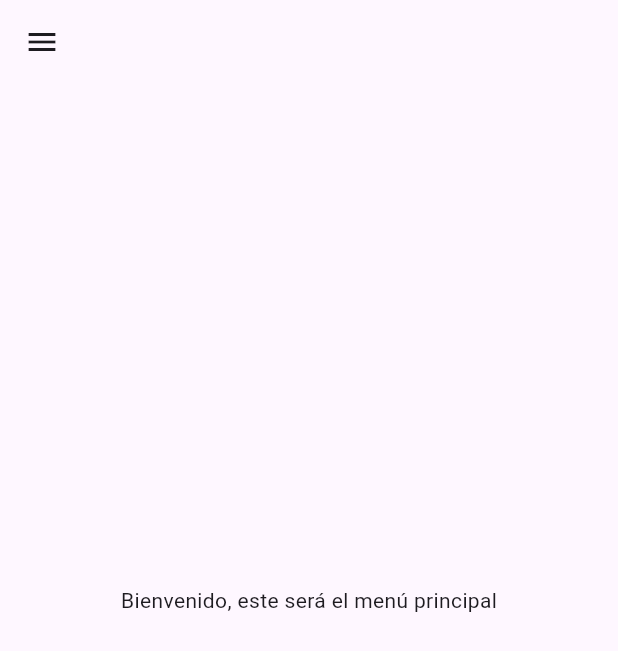
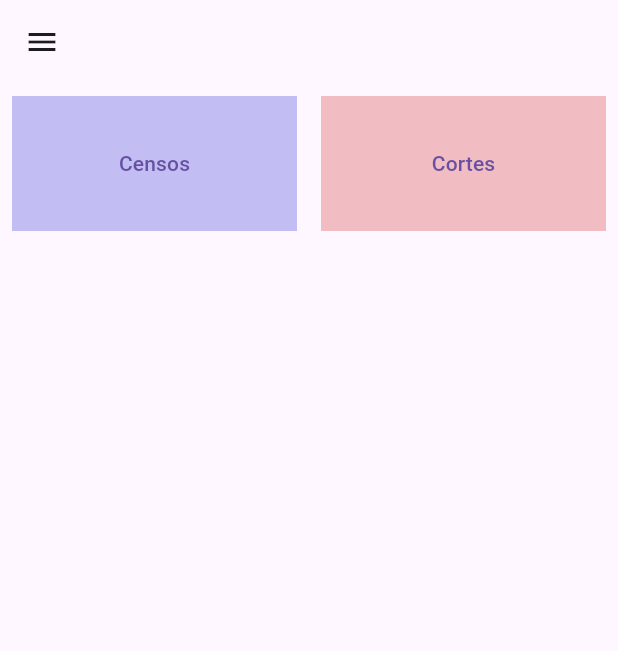
Before and after one commit to angel-carranza/InterapasGenApp, a Flutter app: the Menu_Screen screen opened by its route, on a phone screen of 412 x 824 dp. Shown: the top 651 px of the screen. Run offline on Flutter 3.47's test engine with Material 3 defaults, Android fonts, the phone set to English and light mode, and no system bars; our stand-ins replace package_info_plus, shared_preferences, sqflite; missing offline and left inert: encrypt; accounts and stored records are empty; network calls fail.

Commit message:
Menu principal de acceso a los módulos.

```diff
--- a/interapas_gen_app/lib/main.dart
+++ b/interapas_gen_app/lib/main.dart
@@ -1,5 +1,7 @@
 
 import 'package:flutter/material.dart';
+import 'package:interapas_gen_app/screens/censos/menu_censos.dart';
+import 'package:interapas_gen_app/screens/cortes/menu_cortes.dart';
 import 'package:interapas_gen_app/screens/login.dart';
 import 'package:interapas_gen_app/screens/menu.dart';
 import 'screens/inicio.dart';
@@ -23,6 +25,8 @@ class MainApp extends StatelessWidget {
       routes: {   //Definición de rutas de las pantallas para usar los Navigator..Named
         '/login': (context) => const Login_Screen(),
         '/menu' : (context) => const Menu_Screen(),
+        '/censos' : (context) => const MenuCensos_Screen(),
+        '/cortes' : (context) => const MenuCortes_Screen(),
       },
     );
   }
--- a/interapas_gen_app/lib/screens/menu.dart
+++ b/interapas_gen_app/lib/screens/menu.dart
@@ -6,9 +6,7 @@ import 'package:interapas_gen_app/widgets/drawer_menu.dart';
 
 class Menu_Screen extends StatelessWidget{
 
-
   const Menu_Screen({super.key});
-
 
   @override
   Widget build(BuildContext context) {
@@ -16,11 +14,44 @@ class Menu_Screen extends StatelessWidget{
     return Scaffold(
       appBar: AppBar(actions: [],),
       drawer: DrawerMenu(),
-      body: Center(
-        child: Text("Bienvenido, este será el menú principal"),
-      ),
-      bottomNavigationBar: BottomAppBar(
-        child: Container(height: 30.0,),
+      body: Table(
+        columnWidths: <int, TableColumnWidth>{
+          0: FlexColumnWidth(),
+          1: FlexColumnWidth(),
+        },
+        defaultVerticalAlignment: TableCellVerticalAlignment.middle,
+        children: <TableRow>[
+          TableRow(
+            children: <Widget>[
+              Padding(
+                padding: const EdgeInsets.all(8.0),
+                child: Container(
+                  height: 90.0,
+                  child: TextButton(
+                    child: Text("Censos"),
+                    onPressed: () {
+                      Navigator.of(context).pushNamed("/censos");
+                    },
+                  ),
+                  color: Color.fromARGB(60, 0, 0, 200),
+                ),
+              ),
+              Padding(
+                padding: const EdgeInsets.all(8.0),
+                child: Container(
+                  height: 90.0,
+                  child: TextButton(
+                    child: Text("Cortes"),
+                    onPressed: () {
+                      Navigator.of(context).pushNamed("/cortes");
+                    },
+                  ),
+                  color: Color.fromARGB(60, 200, 0, 0),
+                ),
+              ),
+            ],
+          ),
+        ],
       ),
     );
   }
```
Also changed, not shown: interapas_gen_app/lib/screens/censos/menu_censos.dart (added, +26 -0 lines), interapas_gen_app/lib/screens/cortes/menu_cortes.dart (added, +26 -0 lines).
